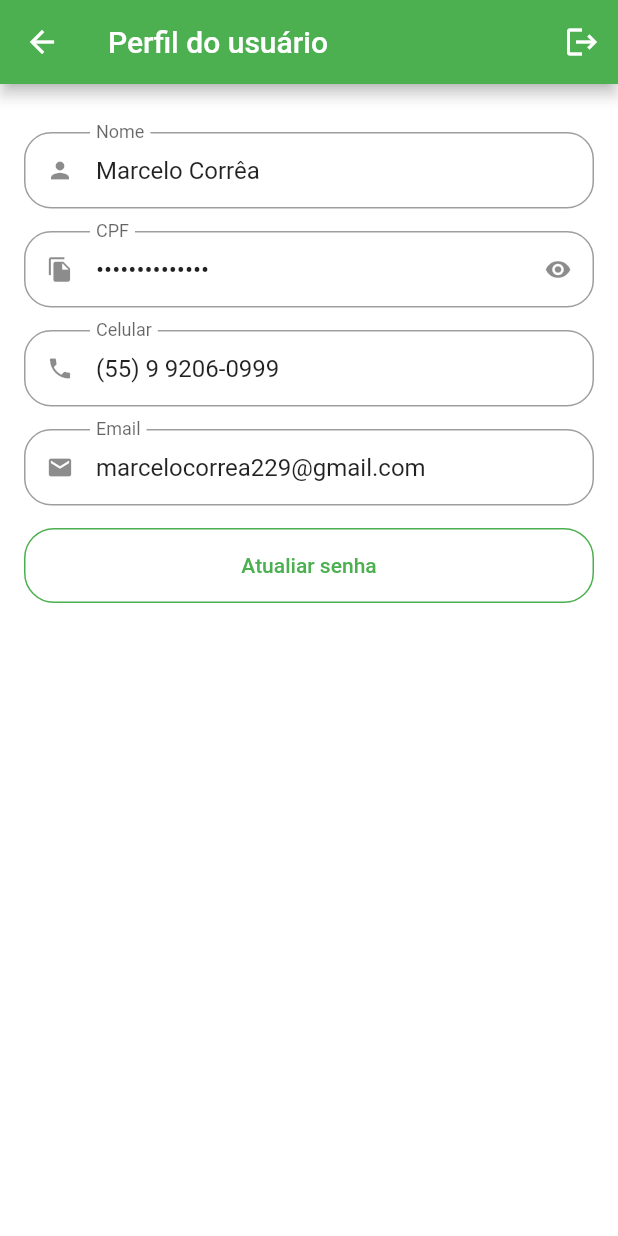
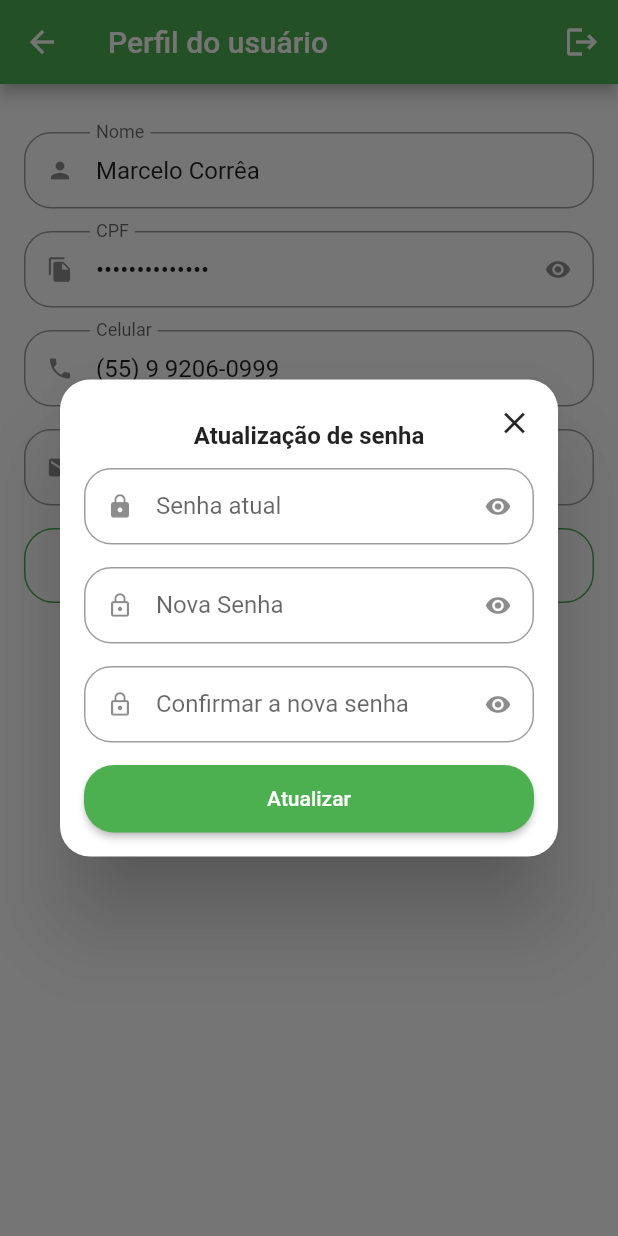
Before and after one commit to MarceloSantosCorrea/greengrocer, a Flutter app: the ProfileTab screen opened directly, after a tap on "Atualiar senha", on a phone screen of 412 x 824 dp. Run offline on Flutter 3.47's test engine with Material 2 defaults, Android fonts, the phone set to English and light mode, and no system bars; our stand-ins replace animated_text_kit, badges, mask_text_input_formatter.

Commit message:
dialog para atualizar senha

```diff
--- a/lib/src/screens/profile/profile_tab.dart
+++ b/lib/src/screens/profile/profile_tab.dart
@@ -3,9 +3,14 @@ import 'package:flutter/material.dart';
 import '../../config/app_data.dart' as app_data;
 import '../widgets/custom_text_field.dart';
 
-class ProfileTab extends StatelessWidget {
+class ProfileTab extends StatefulWidget {
   const ProfileTab({Key? key}) : super(key: key);
 
+  @override
+  State<ProfileTab> createState() => _ProfileTabState();
+}
+
+class _ProfileTabState extends State<ProfileTab> {
   @override
   Widget build(BuildContext context) {
     return Scaffold(
@@ -58,7 +63,9 @@ class ProfileTab extends StatelessWidget {
                   borderRadius: BorderRadius.circular(20),
                 ),
               ),
-              onPressed: () {},
+              onPressed: () {
+                updatePassword();
+              },
               child: const Text('Atualiar senha'),
             ),
           ),
@@ -66,4 +73,78 @@ class ProfileTab extends StatelessWidget {
       ),
     );
   }
+
+  Future<bool?> updatePassword() {
+    return showDialog(
+      barrierDismissible: false,
+      context: context,
+      builder: (_) {
+        return Dialog(
+          shape: RoundedRectangleBorder(
+            borderRadius: BorderRadius.circular(20),
+          ),
+          child: Stack(
+            children: [
+              Padding(
+                padding: const EdgeInsets.all(16.0),
+                child: Column(
+                  crossAxisAlignment: CrossAxisAlignment.stretch,
+                  mainAxisSize: MainAxisSize.min,
+                  children: [
+                    const Padding(
+                      padding: EdgeInsets.symmetric(vertical: 12),
+                      child: Text(
+                        'Atualização de senha',
+                        textAlign: TextAlign.center,
+                        style: TextStyle(
+                          fontSize: 16,
+                          fontWeight: FontWeight.bold,
+                        ),
+                      ),
+                    ),
+                    const CustomTextField(
+                      icon: Icons.lock,
+                      label: 'Senha atual',
+                      isSecret: true,
+                    ),
+                    const CustomTextField(
+                      icon: Icons.lock_outline,
+                      label: 'Nova Senha',
+                      isSecret: true,
+                    ),
+                    const CustomTextField(
+                      icon: Icons.lock_outline,
+                      label: 'Confirmar a nova senha',
+                      isSecret: true,
+                    ),
+                    SizedBox(
+                      height: 45,
+                      child: ElevatedButton(
+                        style: ElevatedButton.styleFrom(
+                            shape: RoundedRectangleBorder(
+                          borderRadius: BorderRadius.circular(20),
+                        )),
+                        onPressed: () {},
+                        child: const Text('Atualizar'),
+                      ),
+                    ),
+                  ],
+                ),
+              ),
+              Positioned(
+                top: 5,
+                right: 5,
+                child: IconButton(
+                  onPressed: () {
+                    Navigator.pop(context);
+                  },
+                  icon: const Icon(Icons.close),
+                ),
+              ),
+            ],
+          ),
+        );
+      },
+    );
+  }
 }
```
